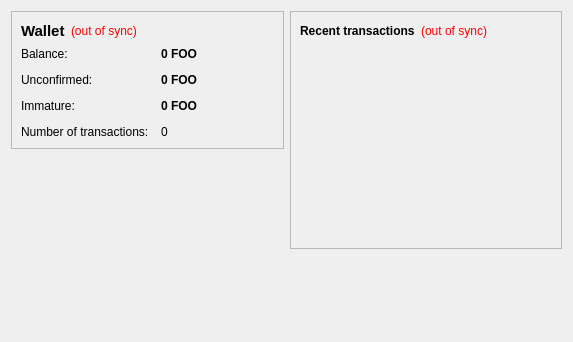
nat-henderson/nathancoin, file src/qt/forms/overviewpage.ui: the form before one commit.
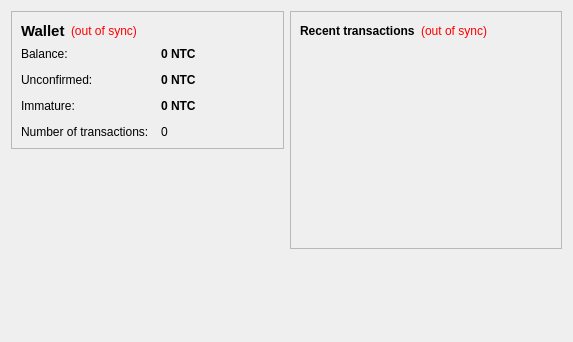
The form after the commit.

What changed in the file:
```diff
--- a/src/qt/forms/overviewpage.ui
+++ b/src/qt/forms/overviewpage.ui
@@ -105,7 +105,7 @@
              <string>Your current balance</string>
             </property>
             <property name="text">
-             <string notr="true">0 FOO</string>
+             <string notr="true">0 NTC</string>
             </property>
             <property name="textInteractionFlags">
              <set>Qt::LinksAccessibleByMouse|Qt::TextSelectableByKeyboard|Qt::TextSelectableByMouse</set>
@@ -134,7 +134,7 @@
              <string>Total of transactions that have yet to be confirmed, and do not yet count toward the current balance</string>
             </property>
             <property name="text">
-             <string notr="true">0 FOO</string>
+             <string notr="true">0 NTC</string>
             </property>
             <property name="textInteractionFlags">
              <set>Qt::LinksAccessibleByMouse|Qt::TextSelectableByKeyboard|Qt::TextSelectableByMouse</set>
@@ -177,7 +177,7 @@
              <string>Mined balance that has not yet matured</string>
             </property>
             <property name="text">
-             <string notr="true">0 FOO</string>
+             <string notr="true">0 NTC</string>
             </property>
             <property name="textInteractionFlags">
              <set>Qt::LinksAccessibleByMouse|Qt::TextSelectableByKeyboard|Qt::TextSelectableByMouse</set>
```
